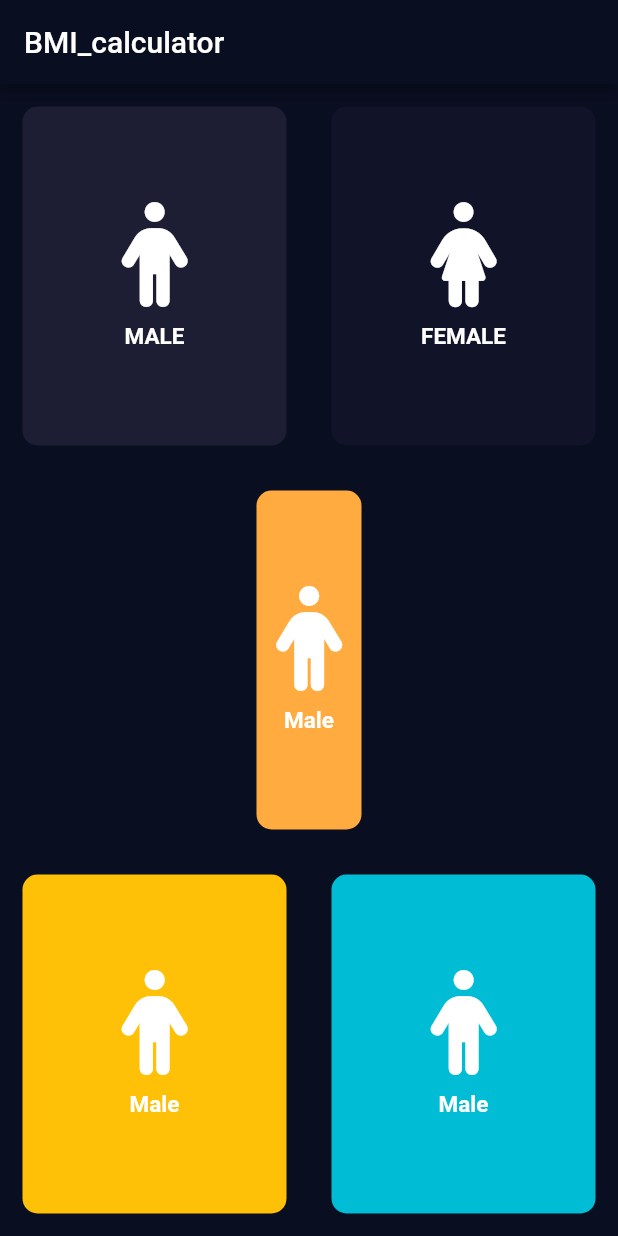
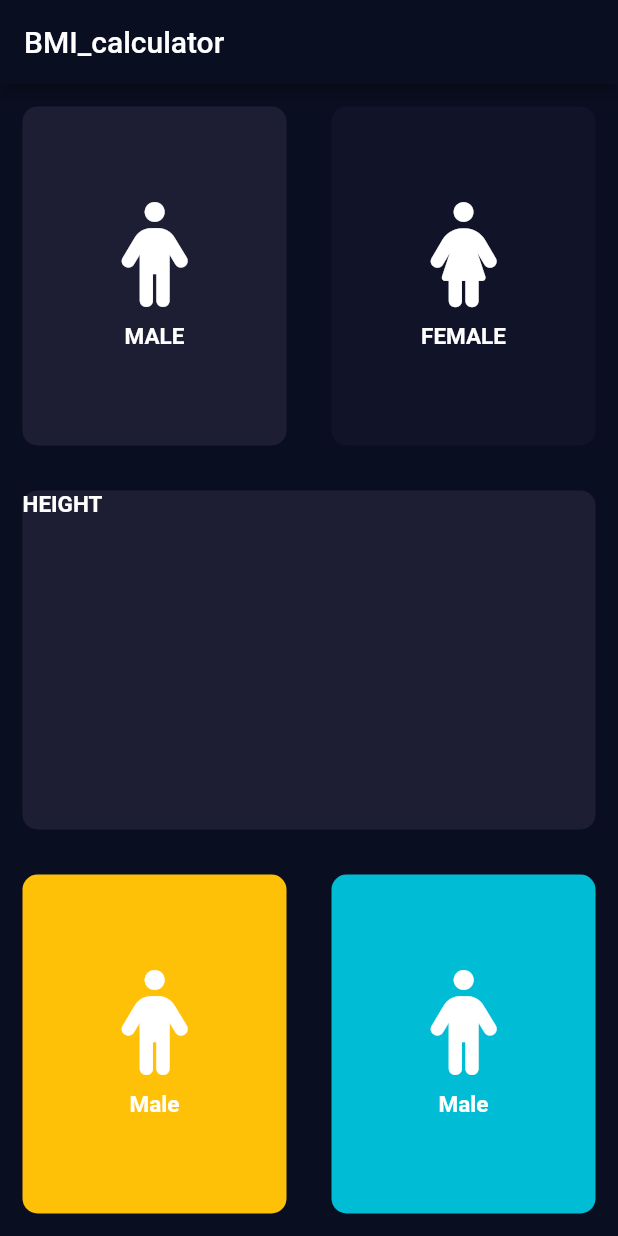
Before and after one commit to zeeshi045/Flutter-Projects, a Flutter app: the screen it shows after launch, after a tap on "Male", on a phone screen of 412 x 824 dp. Run offline on Flutter 3.47's test engine with Material 2 defaults, Android fonts, the phone set to English and light mode, and no system bars; our stand-ins replace animated_background, assets_audio_player, auto_size_text, font_awesome_flutter, get, rflutter_alert.

Commit message:
update
Jitny b constant thy sbko ak class ma define krdiya or jaha jaha wo use huwy thy udr call kiya han unko

```diff
--- /dev/null
+++ b/BMI_calculator/lib/constant.dart
@@ -0,0 +1,7 @@
+import 'package:flutter/material.dart';
+const kstyle=TextStyle(
+fontWeight: FontWeight.bold,
+fontSize: 15,
+);
+const activeColor=Color(0xFF1d1e33);
+const deactiveColor=Color(0xFF111328);
--- a/BMI_calculator/lib/input_page.dart
+++ b/BMI_calculator/lib/input_page.dart
@@ -1,24 +1,12 @@
+import 'package:bml_calculator/constant.dart';
 import 'package:flutter/material.dart';
 import 'package:font_awesome_flutter/font_awesome_flutter.dart';
 import 'package:bml_calculator/Container.dart';
 import 'package:bml_calculator/textandIcon.dart';
-
-const activeColor=Color(0xFF1d1e33);
-const deactiveColor=Color(0xFF111328);
 enum Gender{
   male,
   female,
 }
-
-
-
-
-
-
-
-
-
-
 class InputPage extends StatefulWidget {
   const InputPage({Key? key}) : super(key: key);
 
@@ -68,20 +56,19 @@ class _InputPageState extends State<InputPage> {
             ),
           ],
         ),
-
         ),
           Expanded(child:RepeatContainerCode(
             onPressed: (){
-              setState(() {
-                selectgen=Gender.male;
-              });
             },
-            colors:Colors.orangeAccent,
-            card: RepeatTextandIcon(
-              icon: FontAwesomeIcons.person,
-              label: 'Male',
-            ),
-          ),),
+            colors:Color(0xFF1D1E33),
+            card: Column(crossAxisAlignment: CrossAxisAlignment.stretch,
+    children: [
+      Text('HEIGHT',
+      style: kstyle,),
+    ],
+    ),
+          ),
+          ),
           Expanded(child: Row(
             children: [
               Expanded(child:RepeatContainerCode(
--- a/BMI_calculator/lib/textandIcon.dart
+++ b/BMI_calculator/lib/textandIcon.dart
@@ -1,3 +1,4 @@
+import 'package:bml_calculator/constant.dart';
 import 'package:flutter/material.dart';
 class RepeatTextandIcon extends StatelessWidget {
   RepeatTextandIcon({required this.label,required this.icon});
@@ -16,10 +17,7 @@ class RepeatTextandIcon extends StatelessWidget {
         ),
         Text(
           label,
-          style: TextStyle(
-            fontWeight: FontWeight.bold,
-            fontSize: 15,
-          ),
+          style:kstyle,
         ),
       ],
     );
```
